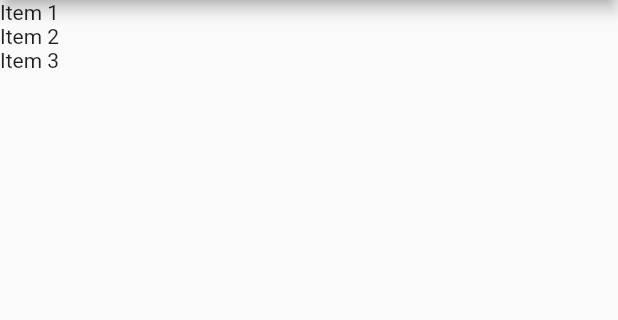
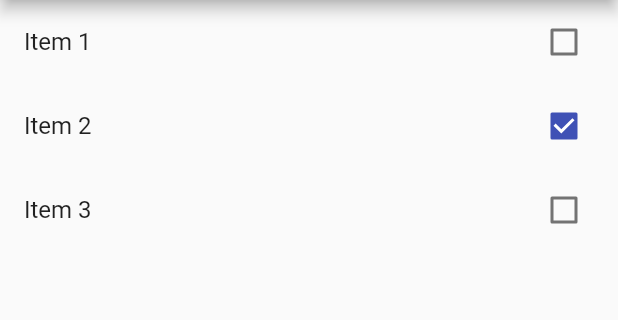
Before and after one commit to rafamatoso/flutter-todoapp, a Flutter app: the screen it shows after launch, on a phone screen of 412 x 824 dp, the part 84-404 px from its top. Run offline on Flutter 3.47's test engine with Material 2 defaults, Android fonts, the phone set to English and light mode, and no system bars.

Commit message:
Lesson 7 - CheckboxListTitle

```diff
--- a/lib/main.dart
+++ b/lib/main.dart
@@ -1,7 +1,7 @@
 import 'package:flutter/material.dart';
 import 'model/item.dart';
 
-// função main que retorna void
+// Função main que retorna void
 void main() => runApp(MyApp());
 
 class MyApp extends StatelessWidget {
@@ -19,6 +19,7 @@ class MyApp extends StatelessWidget {
   }
 }
 
+// 6) Classe HomePage foi mudada de Stateless para Stateful pois teremos mudanças de estados variadas.
 class HomePage extends StatefulWidget {
   var items = new List<Item>();
 
@@ -41,14 +42,28 @@ class _HomePageState extends State<HomePage> {
       appBar: AppBar(
         title: Text("ToDo List"),
       ),
-      // O método .builder() renderiza o ListView em tempo de execução, sobre demanda, dando mais eficiência e melhorando a performance do elemento
+      // 6) O método .builder() renderiza o ListView em tempo de execução, sobre demanda, dando mais eficiência e melhorando a performance do elemento
       body: ListView.builder(
-        // O ListView acessará os itens de acordo com a quantidade contida nele próprio
+        // 6) O ListView acessará os itens de acordo com a quantidade contida nele próprio
         itemCount: widget.items.length,
-        // Função que será responsável pela construção dos itens na tela (Como deve ser construido os itens? Como desenho? O que faço?)
+        // 6) Função que será responsável pela construção dos itens na tela (Como deve ser construido os itens? Como desenho? O que faço?)
         itemBuilder: (BuildContext context, int index) {
-          // Retornará o texto na Tela da App
-          return Text(widget.items[index].title);
+          // 7) Criado para desestruturar a chamada direto no return, dessa forma poderemos chamar a variável item por toda a app
+          final item = widget.items[index];
+          // 6) Retornará o texto na Tela da App
+          return CheckboxListTile(
+            // 7) Mostra o título
+            title: Text(item.title),
+            // 7) Tem que apresentar uma chave única
+            key: Key(item.title),
+            // 7) Um booleano, true ou false
+            value: item.done,
+            // 7) Ao clicar, mudará valor
+            onChanged: (value) {
+              // 7) Semelhante ao console.log() do js
+              print(value);
+            },
+          );
         },
       ),
     );
```
